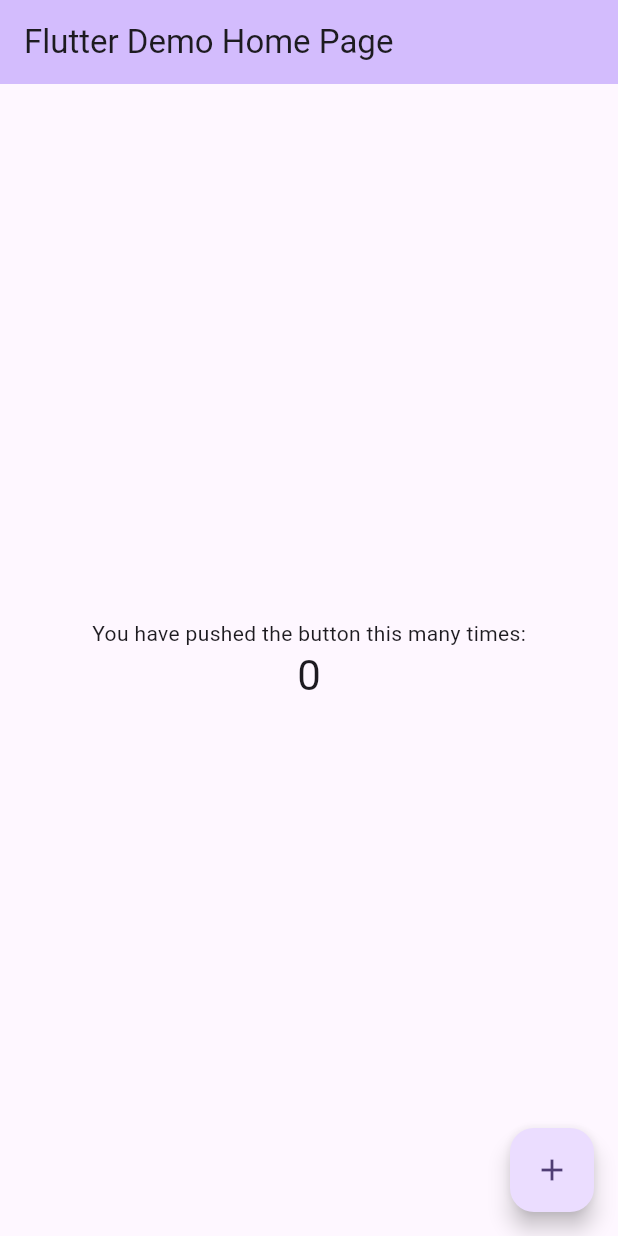
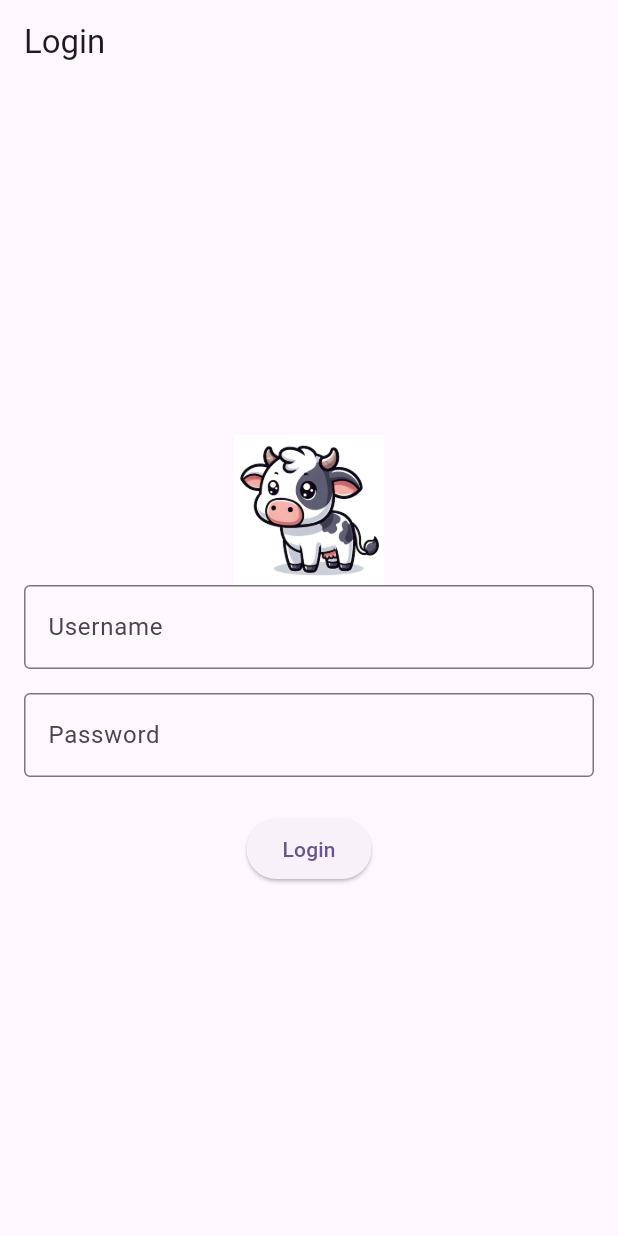
Before and after one commit to titorjs/control_vacario_app, a Flutter app: the screen it shows after launch, on a phone screen of 412 x 824 dp. Run offline on Flutter 3.47's test engine with Material 3 defaults, Android fonts, the light colour scheme and no system bars; our stand-ins replace flutter_secure_storage.

Commit message:
feat: initial login call, print on console

```diff
--- a/lib/main.dart
+++ b/lib/main.dart
@@ -1,4 +1,5 @@
 import 'package:flutter/material.dart';
+import './presentation/screens/login_screen.dart';
 
 void main() {
   runApp(const MyApp());
@@ -7,119 +8,15 @@
 class MyApp extends StatelessWidget {
   const MyApp({super.key});
 
-  // This widget is the root of your application.
   @override
   Widget build(BuildContext context) {
     return MaterialApp(
-      title: 'Flutter Demo',
+      title: 'Control Vacario App',
       theme: ThemeData(
-        // This is the theme of your application.
-        //
-        // TRY THIS: Try running your application with "flutter run". You'll see
-        // the application has a purple toolbar. Then, without quitting the app,
-        // try changing the seedColor in the colorScheme below to Colors.green
-        // and then invoke "hot reload" (save your changes or press the "hot
-        // reload" button in a Flutter-supported IDE, or press "r" if you used
-        // the command line to start the app).
-        //
-        // Notice that the counter didn't reset back to zero; the application
-        // state is not lost during the reload. To reset the state, use hot
-        // restart instead.
-        //
-        // This works for code too, not just values: Most code changes can be
-        // tested with just a hot reload.
         colorScheme: ColorScheme.fromSeed(seedColor: Colors.deepPurple),
         useMaterial3: true,
       ),
-      home: const MyHomePage(title: 'Flutter Demo Home Page'),
+      home: LoginScreen(),
     );
   }
 }
-
-class MyHomePage extends StatefulWidget {
-  const MyHomePage({super.key, required this.title});
-
-  // This widget is the home page of your application. It is stateful, meaning
-  // that it has a State object (defined below) that contains fields that affect
-  // how it looks.
-
-  // This class is the configuration for the state. It holds the values (in this
-  // case the title) provided by the parent (in this case the App widget) and
-  // used by the build method of the State. Fields in a Widget subclass are
-  // always marked "final".
-
-  final String title;
-
-  @override
-  State<MyHomePage> createState() => _MyHomePageState();
-}
-
-class _MyHomePageState extends State<MyHomePage> {
-  int _counter = 0;
-
-  void _incrementCounter() {
-    setState(() {
-      // This call to setState tells the Flutter framework that something has
-      // changed in this State, which causes it to rerun the build method below
-      // so that the display can reflect the updated values. If we changed
-      // _counter without calling setState(), then the build method would not be
-      // called again, and so nothing would appear to happen.
-      _counter++;
-    });
-  }
-
-  @override
-  Widget build(BuildContext context) {
-    // This method is rerun every time setState is called, for instance as done
-    // by the _incrementCounter method above.
-    //
-    // The Flutter framework has been optimized to make rerunning build methods
-    // fast, so that you can just rebuild anything that needs updating rather
-    // than having to individually change instances of widgets.
-    return Scaffold(
-      appBar: AppBar(
-        // TRY THIS: Try changing the color here to a specific color (to
-        // Colors.amber, perhaps?) and trigger a hot reload to see the AppBar
-        // change color while the other colors stay the same.
-        backgroundColor: Theme.of(context).colorScheme.inversePrimary,
-        // Here we take the value from the MyHomePage object that was created by
-        // the App.build method, and use it to set our appbar title.
-        title: Text(widget.title),
-      ),
-      body: Center(
-        // Center is a layout widget. It takes a single child and positions it
-        // in the middle of the parent.
-        child: Column(
-          // Column is also a layout widget. It takes a list of children and
-          // arranges them vertically. By default, it sizes itself to fit its
-          // children horizontally, and tries to be as tall as its parent.
-          //
-          // Column has various properties to control how it sizes itself and
-          // how it positions its children. Here we use mainAxisAlignment to
-          // center the children vertically; the main axis here is the vertical
-          // axis because Columns are vertical (the cross axis would be
-          // horizontal).
-          //
-          // TRY THIS: Invoke "debug painting" (choose the "Toggle Debug Paint"
-          // action in the IDE, or press "p" in the console), to see the
-          // wireframe for each widget.
-          mainAxisAlignment: MainAxisAlignment.center,
-          children: <Widget>[
-            const Text(
-              'You have pushed the button this many times:',
-            ),
-            Text(
-              '$_counter',
-              style: Theme.of(context).textTheme.headlineMedium,
-            ),
-          ],
-        ),
-      ),
-      floatingActionButton: FloatingActionButton(
-        onPressed: _incrementCounter,
-        tooltip: 'Increment',
-        child: const Icon(Icons.add),
-      ), // This trailing comma makes auto-formatting nicer for build methods.
-    );
-  }
-}
--- /dev/null
+++ b/lib/models/user.dart
@@ -0,0 +1,18 @@
+class User {
+  final String? token;
+  final int? id;
+  final String? name;
+  final String? lastname;
+
+  User({this.token, this.id, this.name, this.lastname});
+
+  // Método para mapear JSON a un objeto User
+  factory User.fromJson(Map<String, dynamic> json) {
+    return User(
+      token: json['token'] as String?,
+      id: json['id'] as int?,
+      name: json['name'] as String?,
+      lastname: json['lastname'] as String?,
+    );
+  }
+}
--- /dev/null
+++ b/lib/presentation/screens/login_screen.dart
@@ -0,0 +1,72 @@
+import 'package:flutter/material.dart';
+import '../../services/api_service.dart';
+
+class LoginScreen extends StatefulWidget {
+  @override
+  _LoginScreenState createState() => _LoginScreenState();
+}
+
+class _LoginScreenState extends State<LoginScreen> {
+  final TextEditingController _usernameController = TextEditingController();
+  final TextEditingController _passwordController = TextEditingController();
+  final ApiService _apiService = ApiService();
+
+  void _login() async {
+    final username = _usernameController.text;
+    final password = _passwordController.text;
+    final user = await _apiService.login(username, password);
+
+    if (user != null) {
+      // Redirige o guarda los datos de sesión
+      print('Token: ${user.token}');
+      print('User ID: ${user.id}');
+      print('Name: ${user.name}');
+      print('Lastname: ${user.lastname}');
+    } else {
+      // Muestra un mensaje de error
+      print('Login failed');
+    }
+  }
+
+  @override
+  Widget build(BuildContext context) {
+    return Scaffold(
+      appBar: AppBar(
+        title: Text('Login'),
+      ),
+      body: Padding(
+        padding: const EdgeInsets.all(16.0),
+        child: Column(
+          mainAxisAlignment: MainAxisAlignment.center,
+          children: [
+            Image.asset(
+              'assets/images/vaca-logo.jpg',
+              height: 100, // Ajusta el tamaño según lo necesites
+            ),
+            TextField(
+              controller: _usernameController,
+              decoration: InputDecoration(
+                labelText: 'Username',
+                border: OutlineInputBorder(),
+              ),
+            ),
+            SizedBox(height: 16),
+            TextField(
+              controller: _passwordController,
+              obscureText: true,
+              decoration: InputDecoration(
+                labelText: 'Password',
+                border: OutlineInputBorder(),
+              ),
+            ),
+            SizedBox(height: 24),
+            ElevatedButton(
+              onPressed: _login,
+              child: Text('Login'),
+            ),
+          ],
+        ),
+      ),
+    );
+  }
+}
--- /dev/null
+++ b/lib/services/api_service.dart
@@ -0,0 +1,22 @@
+import 'dart:convert';
+import 'package:http/http.dart' as http;
+import '../models/user.dart';
+import '../utils/constants.dart';
+
+class ApiService {
+  Future<User?> login(String username, String password) async {
+    final url = Uri.parse('$apiUrl/$apiVersion/auth/authenticate');
+    final response = await http.post(
+      url,
+      headers: {'Content-Type': 'application/json'},
+      body: jsonEncode({'username': username, 'password': password}),
+    );
+
+    if (response.statusCode == 200) {
+      final json = jsonDecode(response.body);
+      return User.fromJson(json); // Decodifica la respuesta con los nuevos campos
+    } else {
+      return null; // Manejo de errores si la autenticación falla
+    }
+  }
+}
--- /dev/null
+++ b/lib/utils/constants.dart
@@ -0,0 +1,2 @@
+const String apiUrl = 'http://192.168.1.34:8080/api'; //apiUrl reference
+const String apiVersion = 'v1'; //apiVersion reference
```
Also changed, not shown: lib/utils/user_session.dart (added, +72 -0 lines), pubspec.yaml (+6 -67 lines), assets/images/vaca-logo.jpg (added), pubspec.lock, 5 other files.
